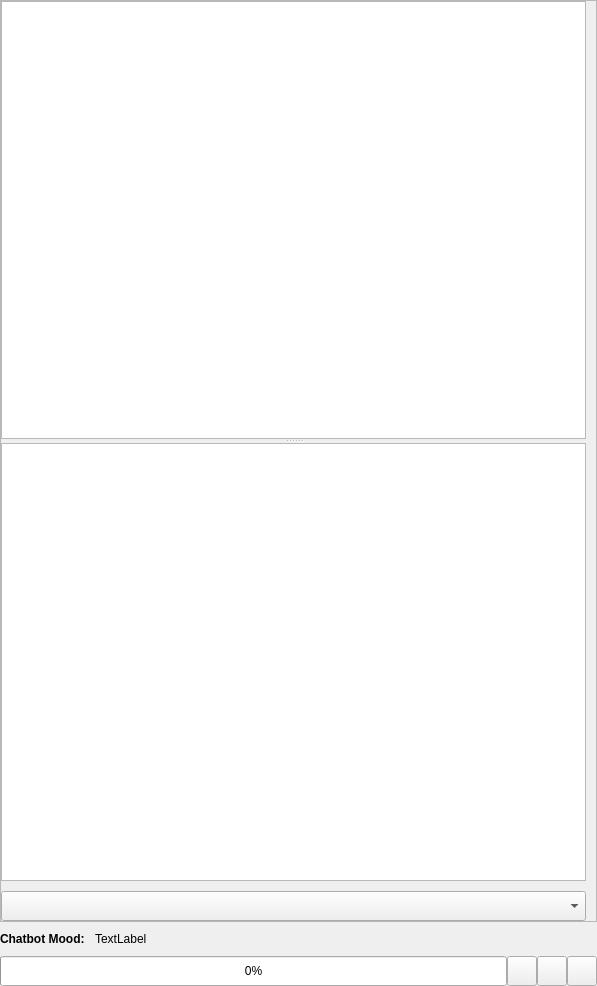
Before: the Qt Designer form src/airunner/widgets/llm/templates/chat_prompt.ui in Capsize-Games/airunner, drawn with Qt 5.
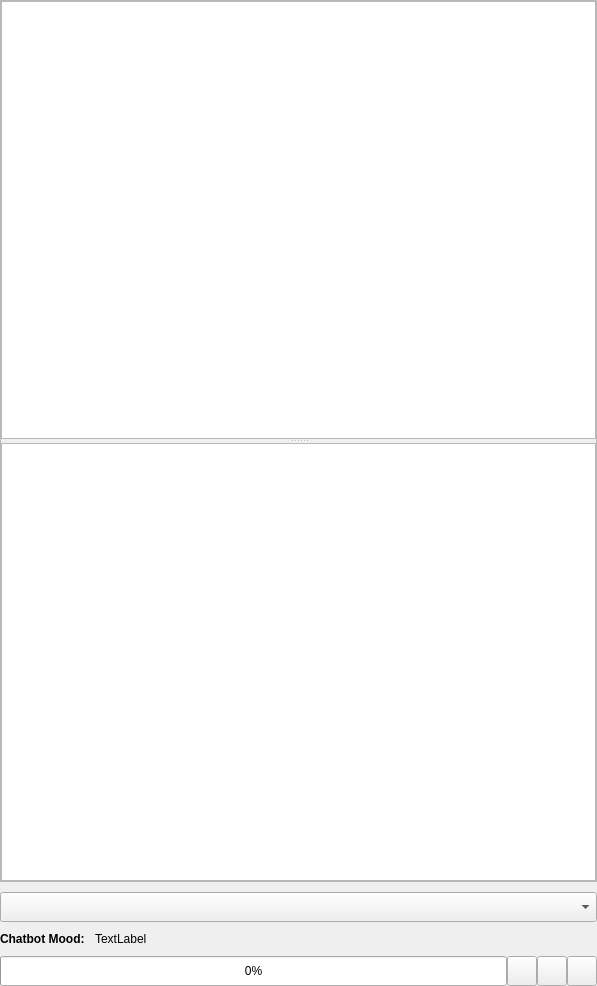
After: the same form once the commit is applied. Icons and pictures are not drawn.

Diff of the .ui file:
```diff
--- a/src/airunner/widgets/llm/templates/chat_prompt.ui
+++ b/src/airunner/widgets/llm/templates/chat_prompt.ui
@@ -32,7 +32,7 @@
    <property name="verticalSpacing">
     <number>10</number>
    </property>
-   <item row="2" column="0">
+   <item row="3" column="0">
     <layout class="QHBoxLayout" name="horizontalLayout">
      <property name="spacing">
       <number>0</number>
@@ -95,38 +95,7 @@
         <string/>
        </property>
        <property name="icon">
-        <iconset theme="go-up"/>
-       </property>
-      </widget>
-     </item>
-     <item>
-      <widget class="QPushButton" name="pushButton">
-       <property name="sizePolicy">
-        <sizepolicy hsizetype="Minimum" vsizetype="Minimum">
-         <horstretch>0</horstretch>
-         <verstretch>0</verstretch>
-        </sizepolicy>
-       </property>
-       <property name="minimumSize">
-        <size>
-         <width>30</width>
-         <height>30</height>
-        </size>
-       </property>
-       <property name="maximumSize">
-        <size>
-         <width>30</width>
-         <height>30</height>
-        </size>
-       </property>
-       <property name="toolTip">
-        <string>Cancel message</string>
-       </property>
-       <property name="text">
-        <string/>
-       </property>
-       <property name="icon">
-        <iconset theme="application-exit"/>
+        <iconset theme="mail-reply-sender"/>
        </property>
       </widget>
      </item>
@@ -157,12 +126,56 @@
         <string/>
        </property>
        <property name="icon">
-        <iconset theme="user-trash"/>
+        <iconset theme="document-new"/>
+       </property>
+      </widget>
+     </item>
+     <item>
+      <widget class="QPushButton" name="pushButton">
+       <property name="sizePolicy">
+        <sizepolicy hsizetype="Minimum" vsizetype="Minimum">
+         <horstretch>0</horstretch>
+         <verstretch>0</verstretch>
+        </sizepolicy>
+       </property>
+       <property name="minimumSize">
+        <size>
+         <width>30</width>
+         <height>30</height>
+        </size>
+       </property>
+       <property name="maximumSize">
+        <size>
+         <width>30</width>
+         <height>30</height>
+        </size>
+       </property>
+       <property name="toolTip">
+        <string>Cancel message</string>
+       </property>
+       <property name="text">
+        <string/>
+       </property>
+       <property name="icon">
+        <iconset theme="media-playback-stop"/>
        </property>
       </widget>
      </item>
     </layout>
    </item>
+   <item row="1" column="0">
+    <widget class="QComboBox" name="action">
+     <property name="minimumSize">
+      <size>
+       <width>0</width>
+       <height>30</height>
+      </size>
+     </property>
+     <property name="sizeAdjustPolicy">
+      <enum>QComboBox::SizeAdjustPolicy::AdjustToMinimumContentsLengthWithIcon</enum>
+     </property>
+    </widget>
+   </item>
    <item row="0" column="0">
     <widget class="QScrollArea" name="scrollArea">
      <property name="widgetResizable">
@@ -174,7 +187,7 @@
         <x>0</x>
         <y>0</y>
         <width>595</width>
-        <height>913</height>
+        <height>873</height>
        </rect>
       </property>
       <layout class="QGridLayout" name="gridLayout">
@@ -185,7 +198,7 @@
         <number>0</number>
        </property>
        <property name="rightMargin">
-        <number>10</number>
+        <number>0</number>
        </property>
        <property name="bottomMargin">
         <number>0</number>
@@ -219,7 +232,7 @@
                <rect>
                 <x>0</x>
                 <y>0</y>
-                <width>583</width>
+                <width>593</width>
                 <height>435</height>
                </rect>
               </property>
@@ -276,24 +289,11 @@
          </widget>
         </widget>
        </item>
-       <item row="1" column="0">
-        <widget class="QComboBox" name="action">
-         <property name="minimumSize">
-          <size>
-           <width>0</width>
-           <height>30</height>
-          </size>
-         </property>
-         <property name="sizeAdjustPolicy">
-          <enum>QComboBox::SizeAdjustPolicy::AdjustToMinimumContentsLengthWithIcon</enum>
-         </property>
-        </widget>
-       </item>
       </layout>
      </widget>
     </widget>
    </item>
-   <item row="1" column="0">
+   <item row="2" column="0">
     <layout class="QFormLayout" name="formLayout">
      <property name="horizontalSpacing">
       <number>10</number>
```
